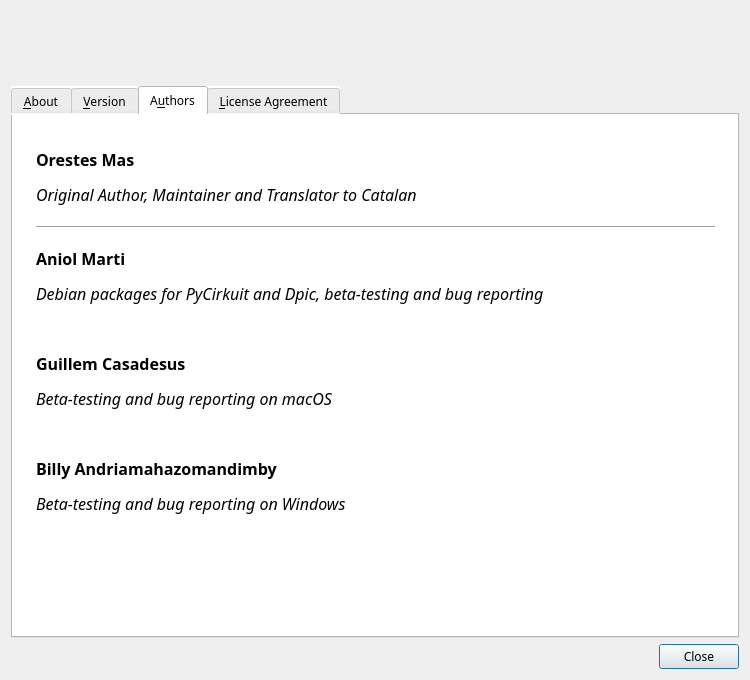
This is pycirkuit/ui/aboutdialog.ui in orestesmas/pycirkuit as Qt 5 draws it before an edit. The edited form follows.
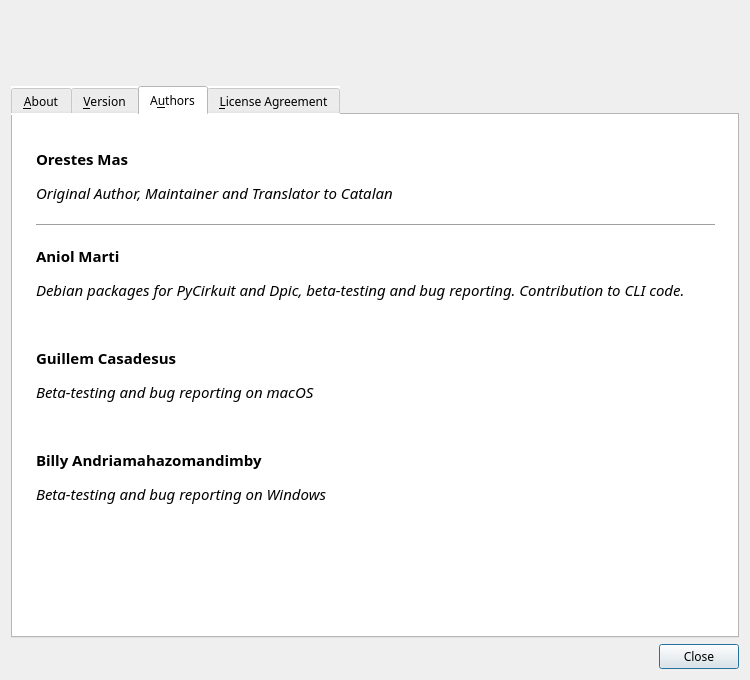
This is the edited form. The open tabs and pages were chosen to show the change. Icons and pictures are not drawn.

```diff
--- a/pycirkuit/ui/aboutdialog.ui
+++ b/pycirkuit/ui/aboutdialog.ui
@@ -217,18 +217,18 @@
           <string>&lt;!DOCTYPE HTML PUBLIC &quot;-//W3C//DTD HTML 4.0//EN&quot; &quot;http://www.w3.org/TR/REC-html40/strict.dtd&quot;&gt;
 &lt;html&gt;&lt;head&gt;&lt;meta name=&quot;qrichtext&quot; content=&quot;1&quot; /&gt;&lt;style type=&quot;text/css&quot;&gt;
 p, li { white-space: pre-wrap; }
-&lt;/style&gt;&lt;/head&gt;&lt;body style=&quot; font-family:'Sans Serif'; font-size:12pt; font-weight:400; font-style:normal;&quot;&gt;
-&lt;p style=&quot; margin-top:0px; margin-bottom:0px; margin-left:0px; margin-right:0px; -qt-block-indent:0; text-indent:0px;&quot;&gt;&lt;span style=&quot; font-weight:600;&quot;&gt;Orestes Mas&lt;/span&gt;&lt;/p&gt;
-&lt;p style=&quot; margin-top:12px; margin-bottom:12px; margin-left:0px; margin-right:0px; -qt-block-indent:0; text-indent:0px;&quot;&gt;&lt;span style=&quot; font-style:italic;&quot;&gt;Original Author, Maintainer and Translator to Catalan&lt;/span&gt;&lt;/p&gt;
+&lt;/style&gt;&lt;/head&gt;&lt;body style=&quot; font-family:'Sans Serif'; font-size:10pt; font-weight:400; font-style:normal;&quot;&gt;
+&lt;p style=&quot; margin-top:0px; margin-bottom:0px; margin-left:0px; margin-right:0px; -qt-block-indent:0; text-indent:0px;&quot;&gt;&lt;span style=&quot; font-size:11pt; font-weight:600;&quot;&gt;Orestes Mas&lt;/span&gt;&lt;/p&gt;
+&lt;p style=&quot; margin-top:12px; margin-bottom:12px; margin-left:0px; margin-right:0px; -qt-block-indent:0; text-indent:0px;&quot;&gt;&lt;span style=&quot; font-size:11pt; font-style:italic;&quot;&gt;Original Author, Maintainer and Translator to Catalan&lt;/span&gt;&lt;/p&gt;
 &lt;hr /&gt;
-&lt;p style=&quot; margin-top:12px; margin-bottom:12px; margin-left:0px; margin-right:0px; -qt-block-indent:0; text-indent:0px;&quot;&gt;&lt;span style=&quot; font-weight:600;&quot;&gt;Aniol Marti&lt;/span&gt;&lt;/p&gt;
-&lt;p style=&quot; margin-top:12px; margin-bottom:12px; margin-left:0px; margin-right:0px; -qt-block-indent:0; text-indent:0px;&quot;&gt;&lt;span style=&quot; font-style:italic;&quot;&gt;Debian packages for PyCirkuit and Dpic, beta-testing and bug reporting&lt;/span&gt;&lt;/p&gt;
-&lt;p style=&quot;-qt-paragraph-type:empty; margin-top:12px; margin-bottom:12px; margin-left:0px; margin-right:0px; -qt-block-indent:0; text-indent:0px; font-style:italic;&quot;&gt;&lt;br /&gt;&lt;/p&gt;
-&lt;p style=&quot; margin-top:12px; margin-bottom:12px; margin-left:0px; margin-right:0px; -qt-block-indent:0; text-indent:0px;&quot;&gt;&lt;span style=&quot; font-weight:600;&quot;&gt;Guillem Casadesus&lt;/span&gt;&lt;/p&gt;
-&lt;p style=&quot; margin-top:12px; margin-bottom:12px; margin-left:0px; margin-right:0px; -qt-block-indent:0; text-indent:0px;&quot;&gt;&lt;span style=&quot; font-style:italic;&quot;&gt;Beta-testing and bug reporting on macOS&lt;/span&gt;&lt;/p&gt;
-&lt;p style=&quot;-qt-paragraph-type:empty; margin-top:12px; margin-bottom:12px; margin-left:0px; margin-right:0px; -qt-block-indent:0; text-indent:0px; font-style:italic;&quot;&gt;&lt;br /&gt;&lt;/p&gt;
-&lt;p style=&quot; margin-top:12px; margin-bottom:12px; margin-left:0px; margin-right:0px; -qt-block-indent:0; text-indent:0px;&quot;&gt;&lt;span style=&quot; font-weight:600;&quot;&gt;Billy Andriamahazomandimby&lt;/span&gt;&lt;/p&gt;
-&lt;p style=&quot; margin-top:12px; margin-bottom:12px; margin-left:0px; margin-right:0px; -qt-block-indent:0; text-indent:0px;&quot;&gt;&lt;span style=&quot; font-style:italic;&quot;&gt;Beta-testing and bug reporting on Windows&lt;/span&gt;&lt;/p&gt;&lt;/body&gt;&lt;/html&gt;</string>
+&lt;p style=&quot; margin-top:12px; margin-bottom:12px; margin-left:0px; margin-right:0px; -qt-block-indent:0; text-indent:0px;&quot;&gt;&lt;span style=&quot; font-size:11pt; font-weight:600;&quot;&gt;Aniol Marti&lt;/span&gt;&lt;/p&gt;
+&lt;p style=&quot; margin-top:12px; margin-bottom:12px; margin-left:0px; margin-right:0px; -qt-block-indent:0; text-indent:0px;&quot;&gt;&lt;span style=&quot; font-size:11pt; font-style:italic;&quot;&gt;Debian packages for PyCirkuit and Dpic, beta-testing and bug reporting. Contribution to CLI code.&lt;/span&gt;&lt;/p&gt;
+&lt;p style=&quot;-qt-paragraph-type:empty; margin-top:12px; margin-bottom:12px; margin-left:0px; margin-right:0px; -qt-block-indent:0; text-indent:0px; font-size:11pt; font-style:italic;&quot;&gt;&lt;br /&gt;&lt;/p&gt;
+&lt;p style=&quot; margin-top:12px; margin-bottom:12px; margin-left:0px; margin-right:0px; -qt-block-indent:0; text-indent:0px;&quot;&gt;&lt;span style=&quot; font-size:11pt; font-weight:600;&quot;&gt;Guillem Casadesus&lt;/span&gt;&lt;/p&gt;
+&lt;p style=&quot; margin-top:12px; margin-bottom:12px; margin-left:0px; margin-right:0px; -qt-block-indent:0; text-indent:0px;&quot;&gt;&lt;span style=&quot; font-size:11pt; font-style:italic;&quot;&gt;Beta-testing and bug reporting on macOS&lt;/span&gt;&lt;/p&gt;
+&lt;p style=&quot;-qt-paragraph-type:empty; margin-top:12px; margin-bottom:12px; margin-left:0px; margin-right:0px; -qt-block-indent:0; text-indent:0px; font-size:11pt; font-style:italic;&quot;&gt;&lt;br /&gt;&lt;/p&gt;
+&lt;p style=&quot; margin-top:12px; margin-bottom:12px; margin-left:0px; margin-right:0px; -qt-block-indent:0; text-indent:0px;&quot;&gt;&lt;span style=&quot; font-size:11pt; font-weight:600;&quot;&gt;Billy Andriamahazomandimby&lt;/span&gt;&lt;/p&gt;
+&lt;p style=&quot; margin-top:12px; margin-bottom:12px; margin-left:0px; margin-right:0px; -qt-block-indent:0; text-indent:0px;&quot;&gt;&lt;span style=&quot; font-size:11pt; font-style:italic;&quot;&gt;Beta-testing and bug reporting on Windows&lt;/span&gt;&lt;/p&gt;&lt;/body&gt;&lt;/html&gt;</string>
          </property>
          <property name="acceptRichText">
           <bool>true</bool>
```
Left out of the diff: 42 changed lines with no effect on the pictures.
